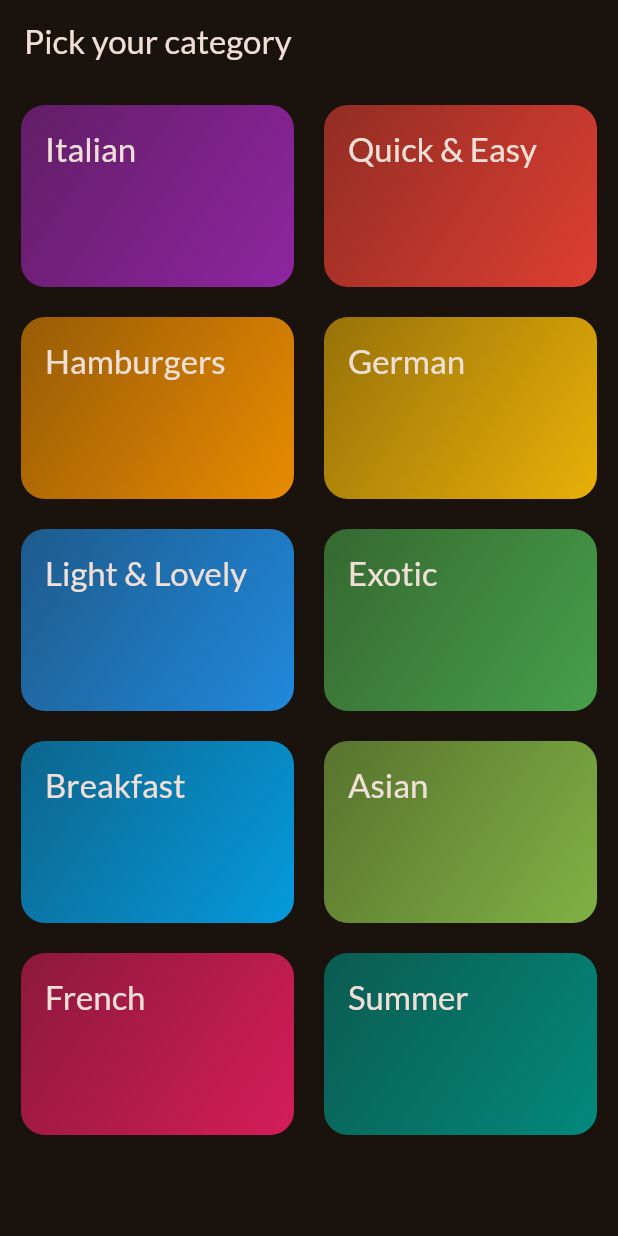
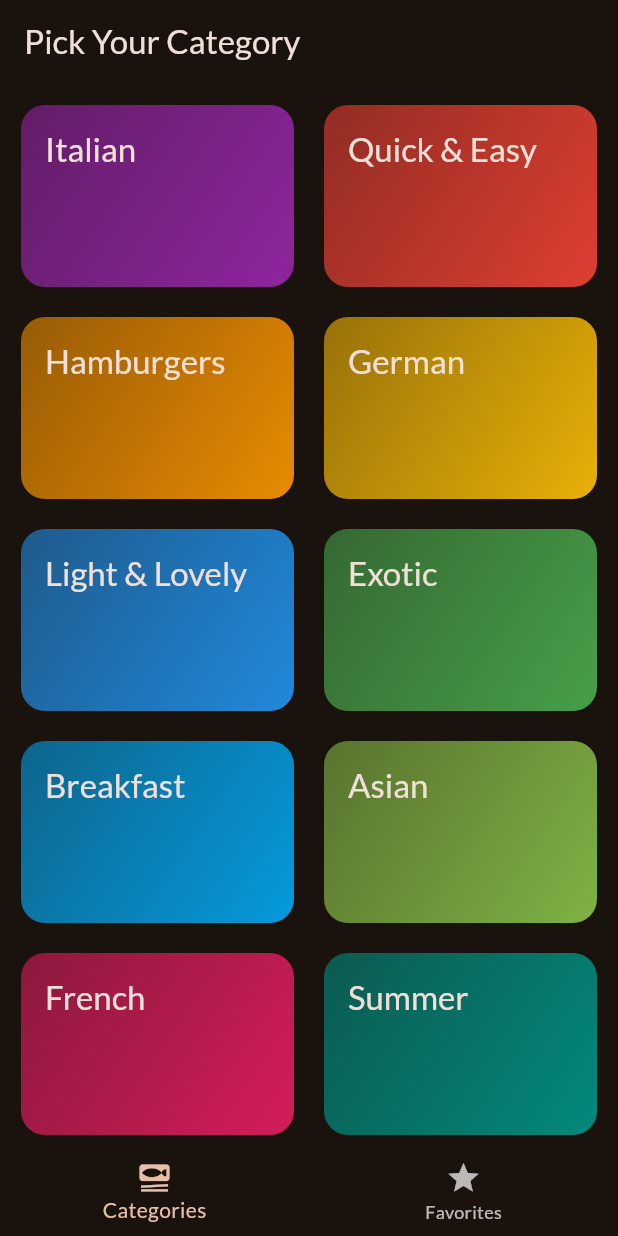
Before and after one commit to Aymen-Khanfir/meals, a Flutter app: the screen it shows after launch, on a phone screen of 412 x 824 dp. Run offline on Flutter 3.47's test engine with Material 3 defaults, Android fonts, the phone set to English and light mode, and no system bars; our stand-ins replace google_fonts, transparent_image.

Commit message:
Adding tab-based navigation

```diff
--- a/lib/main.dart
+++ b/lib/main.dart
@@ -1,6 +1,6 @@
 import 'package:flutter/material.dart';
 import 'package:google_fonts/google_fonts.dart';
-import 'package:meals/screens/categories.dart';
+import 'package:meals/screens/tabs.dart';
 
 final theme = ThemeData(
   useMaterial3: true,
@@ -22,7 +22,7 @@ class MyApp extends StatelessWidget {
   Widget build(BuildContext context) {
     return MaterialApp(
       theme: theme,
-      home: const CategoriesScreen(),
+      home: const TabsScreen(),
     );
   }
 }
--- a/lib/screens/categories.dart
+++ b/lib/screens/categories.dart
@@ -8,9 +8,7 @@ class CategoriesScreen extends StatelessWidget {
   const CategoriesScreen({super.key});
 
   void _selectCategory(BuildContext context, Category category) {
-    final filteredMeals = dummyMeals
-        .where((meal) => meal.categories.contains(category.id))
-        .toList();
+    final filteredMeals = dummyMeals.where((meal) => meal.categories.contains(category.id)).toList();
 
     Navigator.of(context).push(
       MaterialPageRoute(
@@ -24,11 +22,7 @@ class CategoriesScreen extends StatelessWidget {
 
   @override
   Widget build(BuildContext context) {
-    return Scaffold(
-      appBar: AppBar(
-        title: const Text("Pick your category"),
-      ),
-      body: GridView(
+    return GridView(
       padding: const EdgeInsets.all(14),
       gridDelegate: const SliverGridDelegateWithFixedCrossAxisCount(
         crossAxisCount: 2,
@@ -46,7 +40,6 @@ class CategoriesScreen extends StatelessWidget {
           ),
         )
       ],
-      ),
     );
   }
 }
--- /dev/null
+++ b/lib/screens/tabs.dart
@@ -0,0 +1,47 @@
+import 'package:flutter/material.dart';
+
+import 'package:meals/screens/categories.dart';
+import 'package:meals/screens/meals.dart';
+
+class TabsScreen extends StatefulWidget {
+  const TabsScreen({super.key});
+
+  @override
+  State<TabsScreen> createState() => _TabsScreenState();
+}
+
+class _TabsScreenState extends State<TabsScreen> {
+  int _selectedPageIndex = 0;
+
+  void _selectPage(int index) {
+    setState(() {
+      _selectedPageIndex = index;
+    });
+  }
+
+  @override
+  Widget build(BuildContext context) {
+    Widget activePage = const CategoriesScreen();
+    String activePageTitle = 'Pick Your Category';
+
+    if (_selectedPageIndex == 1) {
+      activePage = const MealsScreen(meals: []);
+      activePageTitle = "Your Favorites";
+    }
+
+    return Scaffold(
+      appBar: AppBar(
+        title: Text(activePageTitle),
+      ),
+      body: activePage,
+      bottomNavigationBar: BottomNavigationBar(
+        onTap: _selectPage,
+        currentIndex: _selectedPageIndex,
+        items: const [
+          BottomNavigationBarItem(icon: Icon(Icons.set_meal), label: 'Categories'),
+          BottomNavigationBarItem(icon: Icon(Icons.star), label: 'Favorites'),
+        ],
+      ),
+    );
+  }
+}
```
Also changed, not shown: lib/screens/meals.dart (+7 -3 lines). Lines whose indentation alone changed are shown as unchanged.
